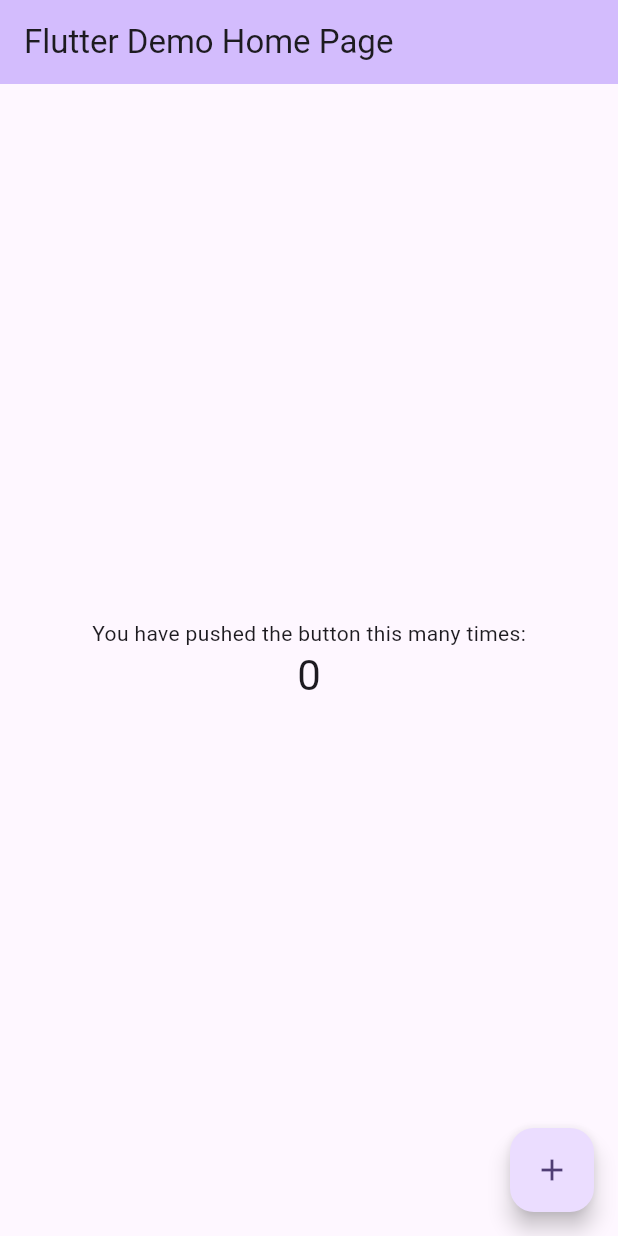
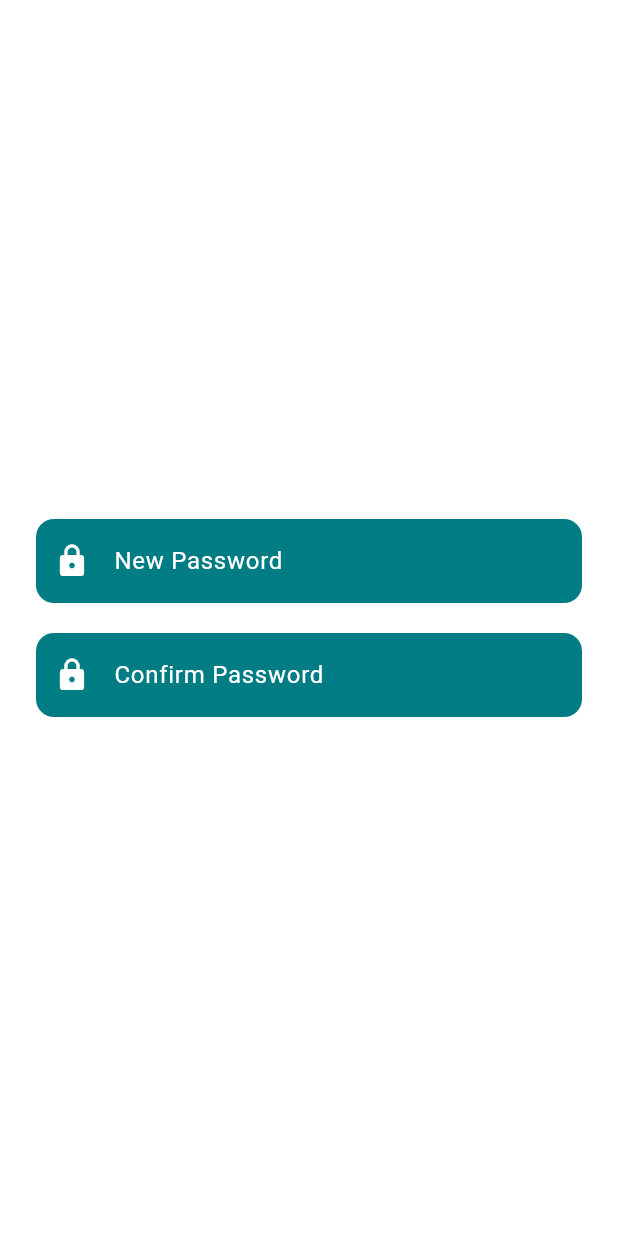
Before and after one commit to AshaniTH/Vet_Assist, a Flutter app: the screen it shows after launch, on a phone screen of 412 x 824 dp. Run offline on Flutter 3.47's test engine with Material 3 defaults, Android fonts, the phone set to English and light mode, and no system bars.

Commit message:
password reset page

```diff
--- a/lib/main.dart
+++ b/lib/main.dart
@@ -1,4 +1,5 @@
 import 'package:flutter/material.dart';
+import 'password_reset.dart';
 
 void main() {
   runApp(const MyApp());
@@ -7,116 +8,11 @@ void main() {
 class MyApp extends StatelessWidget {
   const MyApp({super.key});
 
-  // This widget is the root of your application.
   @override
   Widget build(BuildContext context) {
-    return MaterialApp(
-      title: 'Flutter Demo',
-      theme: ThemeData(
-        // This is the theme of your application.
-        //
-        // TRY THIS: Try running your application with "flutter run". You'll see
-        // the application has a purple toolbar. Then, without quitting the app,
-        // try changing the seedColor in the colorScheme below to Colors.green
-        // and then invoke "hot reload" (save your changes or press the "hot
-        // reload" button in a Flutter-supported IDE, or press "r" if you used
-        // the command line to start the app).
-        //
-        // Notice that the counter didn't reset back to zero; the application
-        // state is not lost during the reload. To reset the state, use hot
-        // restart instead.
-        //
-        // This works for code too, not just values: Most code changes can be
-        // tested with just a hot reload.
-        colorScheme: ColorScheme.fromSeed(seedColor: Colors.deepPurple),
-      ),
-      home: const MyHomePage(title: 'Flutter Demo Home Page'),
+    return const MaterialApp(
+      debugShowCheckedModeBanner: false,
+      home: ResetPasswordPage(),
     );
   }
 }
-
-class MyHomePage extends StatefulWidget {
-  const MyHomePage({super.key, required this.title});
-
-  // This widget is the home page of your application. It is stateful, meaning
-  // that it has a State object (defined below) that contains fields that affect
-  // how it looks.
-
-  // This class is the configuration for the state. It holds the values (in this
-  // case the title) provided by the parent (in this case the App widget) and
-  // used by the build method of the State. Fields in a Widget subclass are
-  // always marked "final".
-
-  final String title;
-
-  @override
-  State<MyHomePage> createState() => _MyHomePageState();
-}
-
-class _MyHomePageState extends State<MyHomePage> {
-  int _counter = 0;
-
-  void _incrementCounter() {
-    setState(() {
-      // This call to setState tells the Flutter framework that something has
-      // changed in this State, which causes it to rerun the build method below
-      // so that the display can reflect the updated values. If we changed
-      // _counter without calling setState(), then the build method would not be
-      // called again, and so nothing would appear to happen.
-      _counter++;
-    });
-  }
-
-  @override
-  Widget build(BuildContext context) {
-    // This method is rerun every time setState is called, for instance as done
-    // by the _incrementCounter method above.
-    //
-    // The Flutter framework has been optimized to make rerunning build methods
-    // fast, so that you can just rebuild anything that needs updating rather
-    // than having to individually change instances of widgets.
-    return Scaffold(
-      appBar: AppBar(
-        // TRY THIS: Try changing the color here to a specific color (to
-        // Colors.amber, perhaps?) and trigger a hot reload to see the AppBar
-        // change color while the other colors stay the same.
-        backgroundColor: Theme.of(context).colorScheme.inversePrimary,
-        // Here we take the value from the MyHomePage object that was created by
-        // the App.build method, and use it to set our appbar title.
-        title: Text(widget.title),
-      ),
-      body: Center(
-        // Center is a layout widget. It takes a single child and positions it
-        // in the middle of the parent.
-        child: Column(
-          // Column is also a layout widget. It takes a list of children and
-          // arranges them vertically. By default, it sizes itself to fit its
-          // children horizontally, and tries to be as tall as its parent.
-          //
-          // Column has various properties to control how it sizes itself and
-          // how it positions its children. Here we use mainAxisAlignment to
-          // center the children vertically; the main axis here is the vertical
-          // axis because Columns are vertical (the cross axis would be
-          // horizontal).
-          //
-          // TRY THIS: Invoke "debug painting" (choose the "Toggle Debug Paint"
-          // action in the IDE, or press "p" in the console), to see the
-          // wireframe for each widget.
-          mainAxisAlignment: MainAxisAlignment.center,
-          children: <Widget>[
-            const Text('You have pushed the button this many times:'),
-            Text(
-              '$_counter',
-              style: Theme.of(context).textTheme.headlineMedium,
-            ),
-          ],
-        ),
-      ),
-      floatingActionButton: FloatingActionButton(
-        onPressed: _incrementCounter,
-        tooltip: 'Increment',
-        child: const Icon(Icons.add),
-      ), // This trailing comma makes auto-formatting nicer for build methods.
-    );
-  }
-}
--- /dev/null
+++ b/lib/password_reset.dart
@@ -0,0 +1,46 @@
+import 'package:flutter/material.dart';
+
+class ResetPasswordPage extends StatelessWidget {
+  const ResetPasswordPage({super.key});
+
+  @override
+  Widget build(BuildContext context) {
+    final inputDecoration = InputDecoration(
+      filled: true,
+      fillColor: const Color(0xFF007C85),
+      prefixIcon: const Icon(Icons.lock, color: Colors.white),
+      hintStyle: const TextStyle(color: Colors.white),
+      border: OutlineInputBorder(
+        borderRadius: BorderRadius.circular(12),
+        borderSide: BorderSide.none,
+      ),
+    );
+
+    return Scaffold(
+      backgroundColor: Colors.white,
+      body: Center(
+        child: Padding(
+          padding: const EdgeInsets.symmetric(horizontal: 24.0),
+          child: Column(
+            mainAxisAlignment: MainAxisAlignment.center,
+            children: [
+              TextField(
+                obscureText: true,
+                decoration: inputDecoration.copyWith(hintText: 'New Password'),
+                style: const TextStyle(color: Colors.white),
+              ),
+              const SizedBox(height: 20),
+              TextField(
+                obscureText: true,
+                decoration: inputDecoration.copyWith(
+                  hintText: 'Confirm Password',
+                ),
+                style: const TextStyle(color: Colors.white),
+              ),
+            ],
+          ),
+        ),
+      ),
+    );
+  }
+}
```
